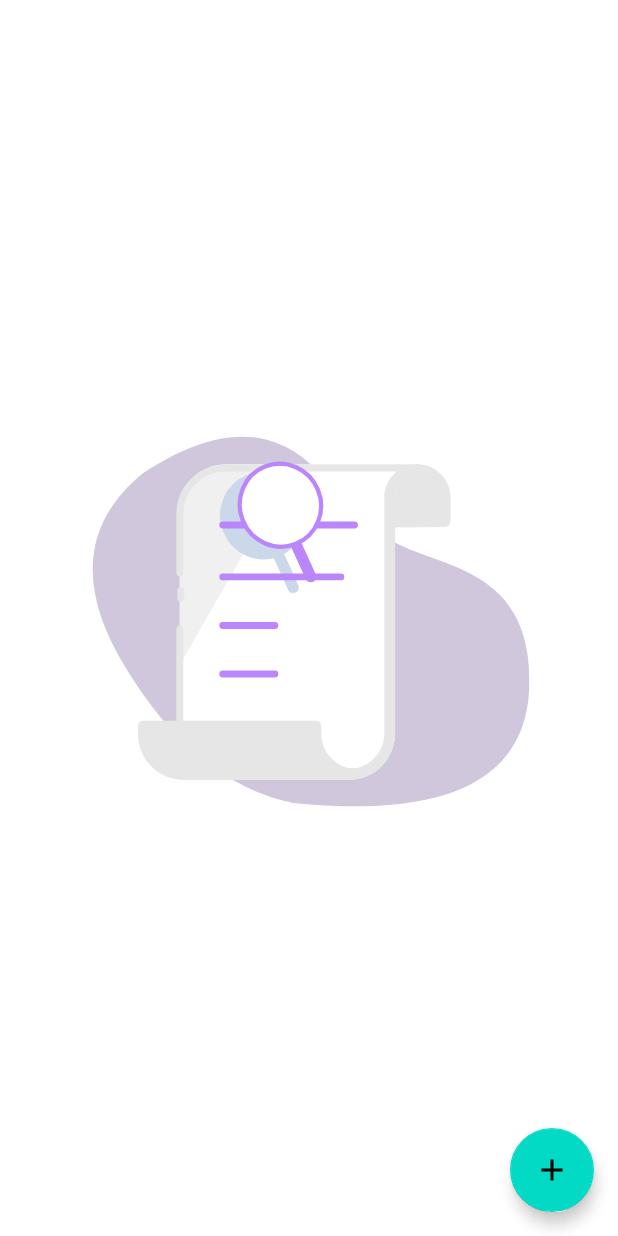
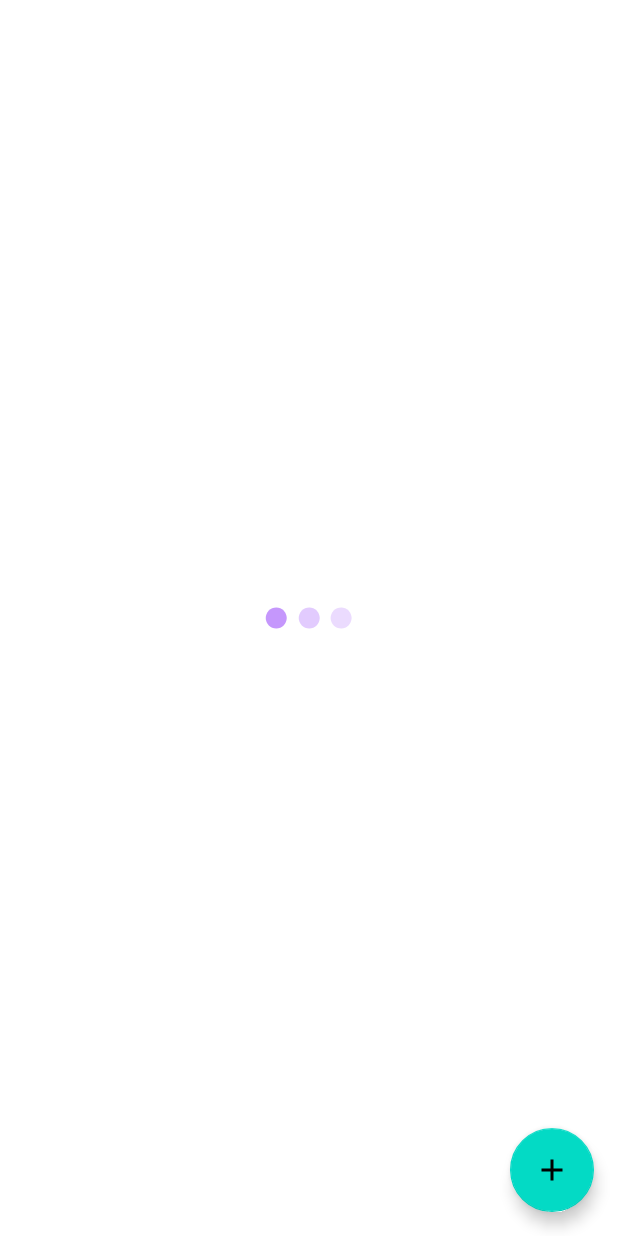
Before and after one commit to ievakrumina/MVVMTaskApp, an Android app: the layout frag_tasks.xml on its own in the app's theme, with its tools: preview values and no code run, on a phone screen of 412 x 824 dp. Run offline under Robolectric (Android 15) with nearby library versions, the phone set to English and light mode, and no system bars.

Commit message:
Implement TaskViewModelStates

```diff
--- a/app/src/main/res/layout/frag_tasks.xml
+++ b/app/src/main/res/layout/frag_tasks.xml
@@ -24,8 +24,7 @@
         android:id="@+id/linear_layout_no_tasks"
         android:layout_width="match_parent"
         android:layout_height="match_parent"
-        android:visibility="gone"
-        tools:visibility="visible">
+        android:visibility="gone">
         <com.airbnb.lottie.LottieAnimationView
             android:id="@+id/animation_empty_list"
             android:layout_width="match_parent"
@@ -35,4 +34,20 @@
             app:lottie_autoPlay="true"/>
     </LinearLayout>
 
+    <LinearLayout
+        android:id="@+id/linear_layout_loading"
+        android:layout_width="match_parent"
+        android:layout_height="match_parent"
+        android:visibility="gone"
+        tools:visibility="visible">
+        <com.airbnb.lottie.LottieAnimationView
+            android:id="@+id/animation_loading"
+            android:layout_width="match_parent"
+            android:layout_height="wrap_content"
+            android:layout_gravity="center"
+            app:lottie_rawRes="@raw/loading_animation"
+            app:lottie_autoPlay="true"
+            app:lottie_loop="true"/>
+    </LinearLayout>
+
 </androidx.coordinatorlayout.widget.CoordinatorLayout>
--- a/app/src/main/res/values/strings.xml
+++ b/app/src/main/res/values/strings.xml
@@ -7,4 +7,5 @@
     <string name="sort_by_date">Sort by date created</string>
     <string name="hide_completed_tasks">Hide completed tasks</string>
     <string name="delete_completed_tasks">Delete completed tasks</string>
+    <string name="generic_error">Something went wrong.</string>
 </resources>
```
Also changed, not shown: app/src/main/java/com/ik/mvvmtaskapp/ui/tasks/TasksFragment.kt (+15 -3 lines), app/src/main/java/com/ik/mvvmtaskapp/ui/tasks/TasksViewModel.kt (+27 -12 lines), app/src/main/res/raw/empty_list_animation.json (+1 -1 lines), app/src/main/res/raw/loading_animation.json (added, +1 -0 lines).
